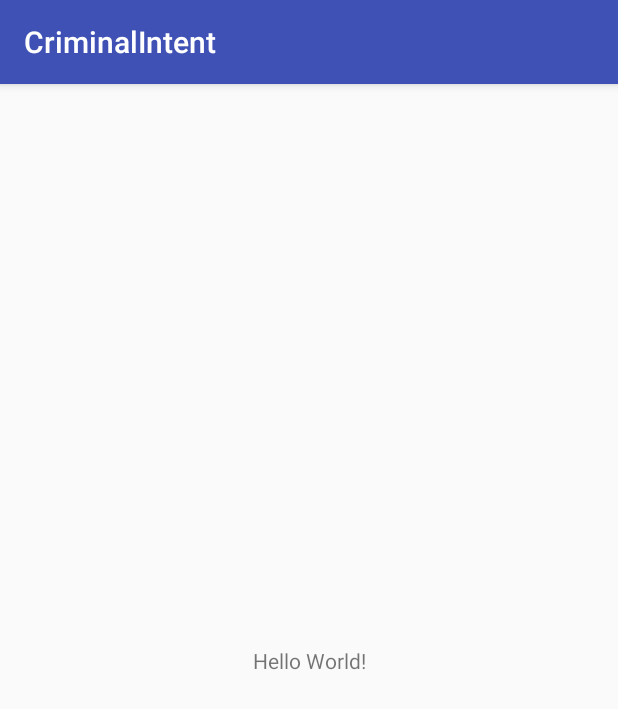
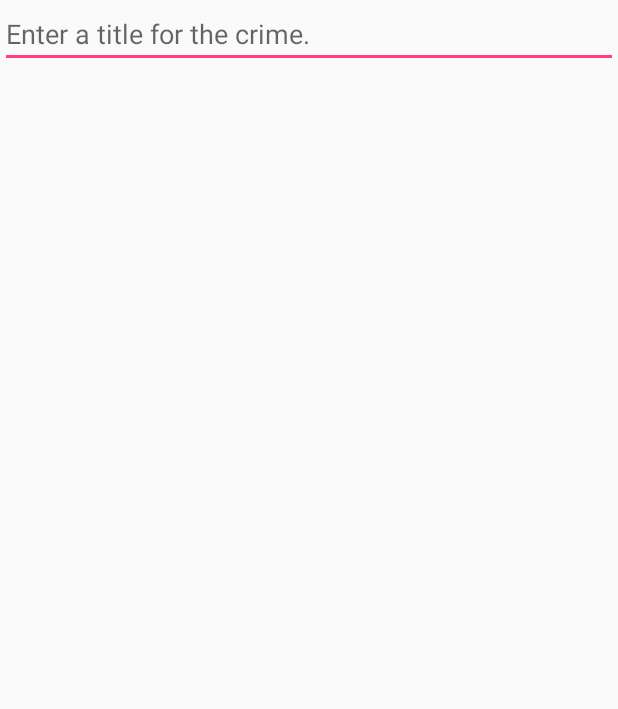
Before and after one commit to USC-ICT221-Kim/CriminalIntent-, an Android app: the screen it shows after launch (CrimeActivity), on a phone screen of 412 x 824 dp. Shown: the top 709 px of the screen. Run offline under Robolectric (Android 15) with nearby library versions, the phone set to English and light mode, and no system bars.

Commit message:
Able to type some text in App
Add some codes and tried to understand logics

```diff
--- /dev/null
+++ b/app/src/main/java/com/example/yohan/criminalintent/Crime.java
@@ -0,0 +1,24 @@
+package com.example.yohan.criminalintent;
+
+import java.util.UUID;
+
+public class Crime {
+    private UUID mId;
+    private String mTitle;
+
+    public Crime() {
+        mId = UUID.randomUUID();
+    }
+
+    public UUID getId() {
+        return mId;
+    }
+
+    public String getTitle() {
+        return mTitle;
+    }
+
+    public void setTitle(String title) {
+        mTitle = title;
+    }
+}
--- a/app/src/main/java/com/example/yohan/criminalintent/CrimeActivity.java
+++ b/app/src/main/java/com/example/yohan/criminalintent/CrimeActivity.java
@@ -1,13 +1,25 @@
 package com.example.yohan.criminalintent;
 
+import android.support.v4.app.Fragment;
+import android.support.v4.app.FragmentActivity;
+import android.support.v4.app.FragmentManager;
 import android.support.v7.app.AppCompatActivity;
 import android.os.Bundle;
 
-public class CrimeActivity extends AppCompatActivity {
+public class CrimeActivity extends FragmentActivity {
 
     @Override
     protected void onCreate(Bundle savedInstanceState) {
         super.onCreate(savedInstanceState);
         setContentView(R.layout.activity_crime);
+
+        FragmentManager fm = getSupportFragmentManager();
+        Fragment fragment = fm.findFragmentById(R.id.fragment_container);
+        if (fragment == null) {
+            fragment = new CrimeFragment();
+            fm.beginTransaction()
+                    .add(R.id.fragment_container, fragment)
+                    .commit();
+        }
     }
 }
--- /dev/null
+++ b/app/src/main/java/com/example/yohan/criminalintent/CrimeFragment.java
@@ -0,0 +1,44 @@
+package com.example.yohan.criminalintent;
+
+import android.os.Bundle;
+import android.support.v4.app.Fragment;
+import android.text.Editable;
+import android.text.TextWatcher;
+import android.view.LayoutInflater;
+import android.view.View;
+import android.view.ViewGroup;
+import android.widget.EditText;
+
+public class CrimeFragment extends Fragment {
+    private Crime mCrime;
+    private EditText mTitleField;
+
+    @Override
+    public void onCreate(Bundle savedInstanceState) {
+        super.onCreate(savedInstanceState);
+        mCrime = new Crime();
+    }
+
+    @Override
+    public View onCreateView(LayoutInflater inflater, ViewGroup container, Bundle savedInstanceState) {
+        View v = inflater.inflate(R.layout.fragment_crime, container, false);
+
+        mTitleField = (EditText) v.findViewById(R.id.crime_title);
+        mTitleField.addTextChangedListener(new TextWatcher() {
+            @Override
+            public void beforeTextChanged(CharSequence s, int start, int count, int after) {
+            }
+
+            @Override
+            public void onTextChanged(CharSequence s, int start, int before, int count) {
+                mCrime.setTitle(s.toString());
+            }
+
+            @Override
+            public void afterTextChanged(Editable s) {
+            }
+        });
+
+        return v;
+    }
+}
--- a/app/src/main/res/layout/activity_crime.xml
+++ b/app/src/main/res/layout/activity_crime.xml
@@ -1,18 +1,5 @@
 <?xml version="1.0" encoding="utf-8"?>
-<android.support.constraint.ConstraintLayout xmlns:android="http://schemas.android.com/apk/res/android"
-    xmlns:app="http://schemas.android.com/apk/res-auto"
-    xmlns:tools="http://schemas.android.com/tools"
+<FrameLayout xmlns:android="http://schemas.android.com/apk/res/android"
+    android:id="@+id/fragment_container"
     android:layout_width="match_parent"
-    android:layout_height="match_parent"
-    tools:context=".CrimeActivity">
-
-    <TextView
-        android:layout_width="wrap_content"
-        android:layout_height="wrap_content"
-        android:text="Hello World!"
-        app:layout_constraintBottom_toBottomOf="parent"
-        app:layout_constraintLeft_toLeftOf="parent"
-        app:layout_constraintRight_toRightOf="parent"
-        app:layout_constraintTop_toTopOf="parent" />
-
-</android.support.constraint.ConstraintLayout>
+    android:layout_height="match_parent" />
--- /dev/null
+++ b/app/src/main/res/layout/fragment_crime.xml
@@ -0,0 +1,11 @@
+<LinearLayout xmlns:android="http://schemas.android.com/apk/res/android"
+    android:layout_width="match_parent"
+    android:layout_height="match_parent"
+    android:orientation="vertical">
+
+    <EditText
+        android:id="@+id/crime_title"
+        android:layout_width="match_parent"
+        android:layout_height="wrap_content"
+        android:hint="@string/crime_title_hint" />
+</LinearLayout>
--- a/app/src/main/res/values/strings.xml
+++ b/app/src/main/res/values/strings.xml
@@ -1,3 +1,7 @@
+<?xml version="1.0" encoding="utf-8"?>
 <resources>
-    <string name="app_name">CriminalIntent</string>
+    <string name="app_name">ICT311</string>
+    <string name="hello_world">Hello world!</string>
+    <string name="action_settings">Settings</string>
+    <string name="crime_title_hint">Enter a title for the crime.</string>
 </resources>
```
